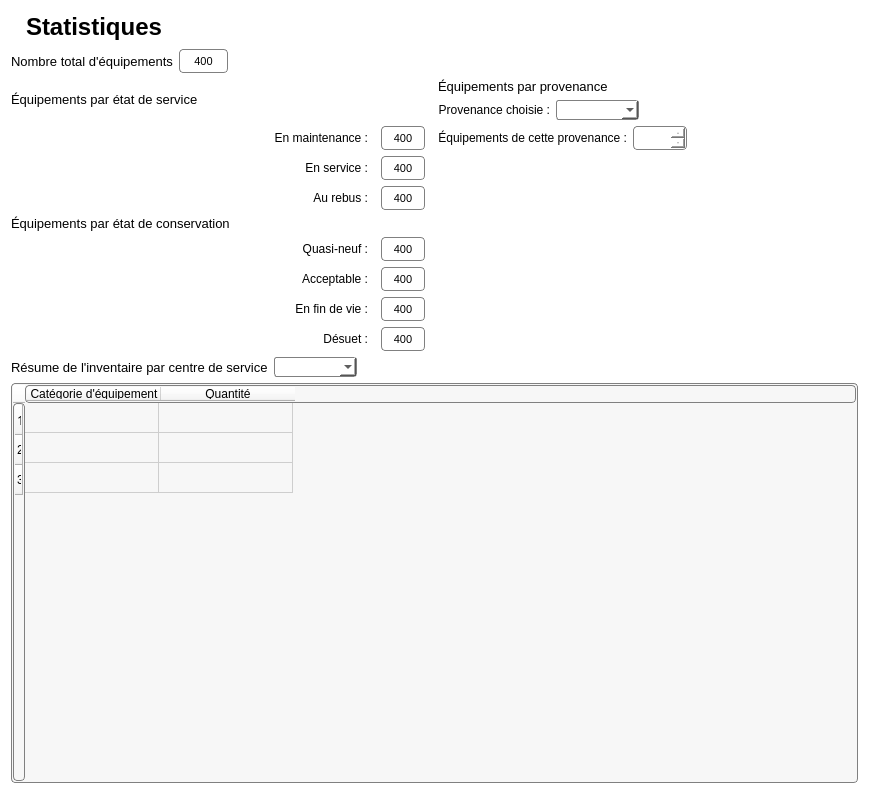
The window that Interface/FenetresEnUI/Statistique.ui (ProjetPC2/SIMM2.0-DEV) describes before a commit, drawn with Qt 5.
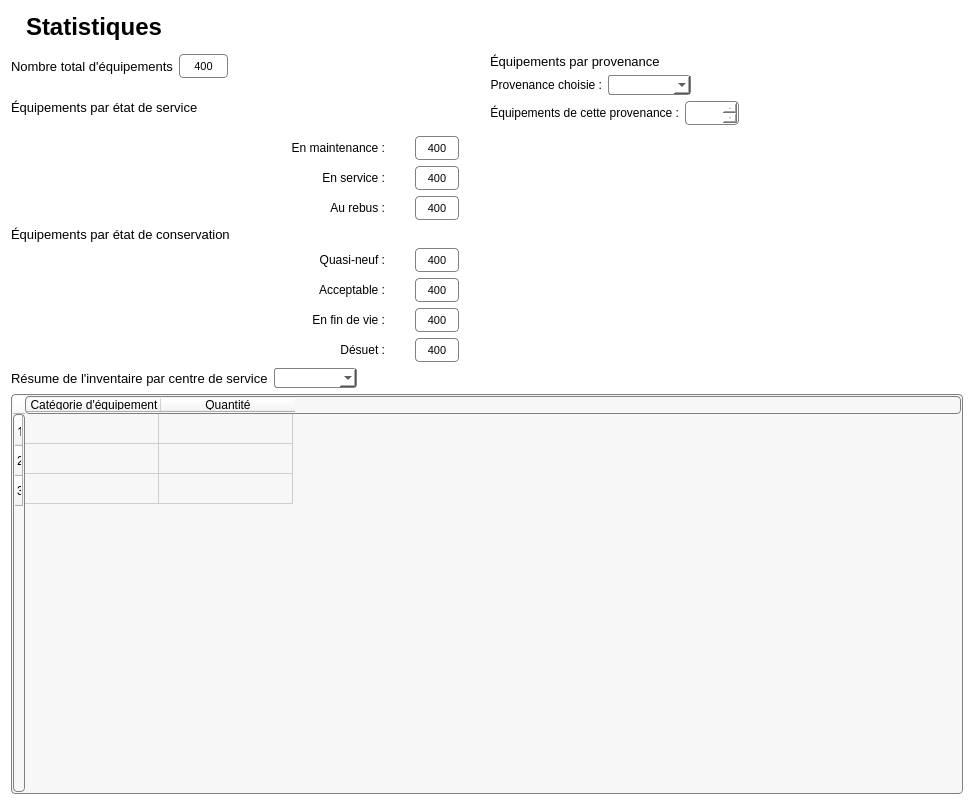
The same window after the commit. Icons and pictures are not drawn.

```diff
--- a/Interface/FenetresEnUI/Statistique.ui
+++ b/Interface/FenetresEnUI/Statistique.ui
@@ -6,8 +6,8 @@
    <rect>
     <x>0</x>
     <y>0</y>
-    <width>869</width>
-    <height>794</height>
+    <width>974</width>
+    <height>805</height>
    </rect>
   </property>
   <property name="windowTitle">
@@ -80,6 +80,22 @@
     </layout>
    </item>
    <item row="1" column="0">
+    <spacer name="verticalSpacer_2">
+     <property name="orientation">
+      <enum>Qt::Vertical</enum>
+     </property>
+     <property name="sizeType">
+      <enum>QSizePolicy::Fixed</enum>
+     </property>
+     <property name="sizeHint" stdset="0">
+      <size>
+       <width>20</width>
+       <height>5</height>
+      </size>
+     </property>
+    </spacer>
+   </item>
+   <item row="2" column="0">
     <layout class="QHBoxLayout" name="horizontalLayout_2">
      <item>
       <widget class="QLabel" name="LabelnombreTotalEquipement">
@@ -153,221 +169,6 @@
      </item>
     </layout>
    </item>
-   <item row="2" column="0">
-    <layout class="QVBoxLayout" name="verticalLayout_4">
-     <item>
-      <layout class="QHBoxLayout" name="horizontalLayout_6">
-       <item>
-        <widget class="QLabel" name="nombreEtatdeService">
-         <property name="font">
-          <font>
-           <pointsize>10</pointsize>
-          </font>
-         </property>
-         <property name="styleSheet">
-          <string notr="true">background:white;</string>
-         </property>
-         <property name="text">
-          <string>Équipements par état de service</string>
-         </property>
-        </widget>
-       </item>
-      </layout>
-     </item>
-     <item>
-      <layout class="QHBoxLayout" name="horizontalLayout_8">
-       <item>
-        <layout class="QVBoxLayout" name="verticalLayout_6">
-         <item>
-          <widget class="QLabel" name="LabelMaintenance">
-           <property name="maximumSize">
-            <size>
-             <width>350</width>
-             <height>50</height>
-            </size>
-           </property>
-           <property name="font">
-            <font>
-             <pointsize>9</pointsize>
-            </font>
-           </property>
-           <property name="styleSheet">
-            <string notr="true">background:white;</string>
-           </property>
-           <property name="text">
-            <string>En maintenance :</string>
-           </property>
-           <property name="alignment">
-            <set>Qt::AlignRight|Qt::AlignTrailing|Qt::AlignVCenter</set>
-           </property>
-          </widget>
-         </item>
-         <item>
-          <widget class="QLabel" name="LabelService">
-           <property name="maximumSize">
-            <size>
-             <width>350</width>
-             <height>50</height>
-            </size>
-           </property>
-           <property name="font">
-            <font>
-             <pointsize>9</pointsize>
-            </font>
-           </property>
-           <property name="styleSheet">
-            <string notr="true">background:white;</string>
-           </property>
-           <property name="text">
-            <string>En service :</string>
-           </property>
-           <property name="alignment">
-            <set>Qt::AlignRight|Qt::AlignTrailing|Qt::AlignVCenter</set>
-           </property>
-          </widget>
-         </item>
-         <item>
-          <widget class="QLabel" name="LabelRebus">
-           <property name="maximumSize">
-            <size>
-             <width>350</width>
-             <height>50</height>
-            </size>
-           </property>
-           <property name="font">
-            <font>
-             <pointsize>9</pointsize>
-            </font>
-           </property>
-           <property name="styleSheet">
-            <string notr="true">background:white;</string>
-           </property>
-           <property name="text">
-            <string>Au rebus :</string>
-           </property>
-           <property name="alignment">
-            <set>Qt::AlignRight|Qt::AlignTrailing|Qt::AlignVCenter</set>
-           </property>
-          </widget>
-         </item>
-        </layout>
-       </item>
-       <item>
-        <layout class="QVBoxLayout" name="verticalLayout_7">
-         <item>
-          <widget class="QTextBrowser" name="textBrowserEnMaintenance">
-           <property name="maximumSize">
-            <size>
-             <width>44</width>
-             <height>24</height>
-            </size>
-           </property>
-           <property name="styleSheet">
-            <string notr="true">QTextBrowser {
-padding: 1px;
-border-style: solid;
-border: 1px solid gray;
-border-radius: 4px;
-background:white;
-max-height:20px;
-min-width: 40px;
-max-width: 40px;
-}</string>
-           </property>
-           <property name="verticalScrollBarPolicy">
-            <enum>Qt::ScrollBarAlwaysOff</enum>
-           </property>
-           <property name="horizontalScrollBarPolicy">
-            <enum>Qt::ScrollBarAlwaysOff</enum>
-           </property>
-           <property name="html">
-            <string>&lt;!DOCTYPE HTML PUBLIC &quot;-//W3C//DTD HTML 4.0//EN&quot; &quot;http://www.w3.org/TR/REC-html40/strict.dtd&quot;&gt;
-&lt;html&gt;&lt;head&gt;&lt;meta name=&quot;qrichtext&quot; content=&quot;1&quot; /&gt;&lt;style type=&quot;text/css&quot;&gt;
-p, li { white-space: pre-wrap; }
-&lt;/style&gt;&lt;/head&gt;&lt;body style=&quot; font-family:'MS Shell Dlg 2'; font-size:8.25pt; font-weight:400; font-style:normal;&quot;&gt;
-&lt;p align=&quot;center&quot; style=&quot; margin-top:0px; margin-bottom:0px; margin-left:0px; margin-right:0px; -qt-block-indent:0; text-indent:0px;&quot;&gt;400&lt;/p&gt;
-&lt;p align=&quot;center&quot; style=&quot;-qt-paragraph-type:empty; margin-top:0px; margin-bottom:0px; margin-left:0px; margin-right:0px; -qt-block-indent:0; text-indent:0px;&quot;&gt;&lt;br /&gt;&lt;/p&gt;&lt;/body&gt;&lt;/html&gt;</string>
-           </property>
-          </widget>
-         </item>
-         <item>
-          <widget class="QTextBrowser" name="textBrowserEnService">
-           <property name="maximumSize">
-            <size>
-             <width>44</width>
-             <height>24</height>
-            </size>
-           </property>
-           <property name="styleSheet">
-            <string notr="true">QTextBrowser {
-padding: 1px;
-border-style: solid;
-border: 1px solid gray;
-border-radius: 4px;
-background:white;
-max-height:20px;
-min-width: 40px;
-max-width: 40px;
-}</string>
-           </property>
-           <property name="verticalScrollBarPolicy">
-            <enum>Qt::ScrollBarAlwaysOff</enum>
-           </property>
-           <property name="horizontalScrollBarPolicy">
-            <enum>Qt::ScrollBarAlwaysOff</enum>
-           </property>
-           <property name="html">
-            <string>&lt;!DOCTYPE HTML PUBLIC &quot;-//W3C//DTD HTML 4.0//EN&quot; &quot;http://www.w3.org/TR/REC-html40/strict.dtd&quot;&gt;
-&lt;html&gt;&lt;head&gt;&lt;meta name=&quot;qrichtext&quot; content=&quot;1&quot; /&gt;&lt;style type=&quot;text/css&quot;&gt;
-p, li { white-space: pre-wrap; }
-&lt;/style&gt;&lt;/head&gt;&lt;body style=&quot; font-family:'MS Shell Dlg 2'; font-size:8.25pt; font-weight:400; font-style:normal;&quot;&gt;
-&lt;p align=&quot;center&quot; style=&quot; margin-top:0px; margin-bottom:0px; margin-left:0px; margin-right:0px; -qt-block-indent:0; text-indent:0px;&quot;&gt;&lt;span style=&quot; font-size:8pt;&quot;&gt;400&lt;/span&gt;&lt;/p&gt;
-&lt;p align=&quot;center&quot; style=&quot;-qt-paragraph-type:empty; margin-top:0px; margin-bottom:0px; margin-left:0px; margin-right:0px; -qt-block-indent:0; text-indent:0px; font-size:8pt;&quot;&gt;&lt;br /&gt;&lt;/p&gt;&lt;/body&gt;&lt;/html&gt;</string>
-           </property>
-          </widget>
-         </item>
-         <item>
-          <widget class="QTextBrowser" name="textBrowserAuRebus">
-           <property name="maximumSize">
-            <size>
-             <width>44</width>
-             <height>24</height>
-            </size>
-           </property>
-           <property name="styleSheet">
-            <string notr="true">QTextBrowser {
-padding: 1px;
-border-style: solid;
-border: 1px solid gray;
-border-radius: 4px;
-background:white;
-max-height:20px;
-min-width: 40px;
-max-width: 40px;
-}</string>
-           </property>
-           <property name="verticalScrollBarPolicy">
-            <enum>Qt::ScrollBarAlwaysOff</enum>
-           </property>
-           <property name="horizontalScrollBarPolicy">
-            <enum>Qt::ScrollBarAlwaysOff</enum>
-           </property>
-           <property name="html">
-            <string>&lt;!DOCTYPE HTML PUBLIC &quot;-//W3C//DTD HTML 4.0//EN&quot; &quot;http://www.w3.org/TR/REC-html40/strict.dtd&quot;&gt;
-&lt;html&gt;&lt;head&gt;&lt;meta name=&quot;qrichtext&quot; content=&quot;1&quot; /&gt;&lt;style type=&quot;text/css&quot;&gt;
-p, li { white-space: pre-wrap; }
-&lt;/style&gt;&lt;/head&gt;&lt;body style=&quot; font-family:'MS Shell Dlg 2'; font-size:8.25pt; font-weight:400; font-style:normal;&quot;&gt;
-&lt;p align=&quot;center&quot; style=&quot; margin-top:0px; margin-bottom:0px; margin-left:0px; margin-right:0px; -qt-block-indent:0; text-indent:0px;&quot;&gt;&lt;span style=&quot; font-size:8pt;&quot;&gt;400&lt;/span&gt;&lt;/p&gt;
-&lt;p align=&quot;center&quot; style=&quot;-qt-paragraph-type:empty; margin-top:0px; margin-bottom:0px; margin-left:0px; margin-right:0px; -qt-block-indent:0; text-indent:0px; font-size:8pt;&quot;&gt;&lt;br /&gt;&lt;/p&gt;&lt;/body&gt;&lt;/html&gt;</string>
-           </property>
-          </widget>
-         </item>
-        </layout>
-       </item>
-      </layout>
-     </item>
-    </layout>
-   </item>
    <item row="2" column="1" rowspan="2">
     <layout class="QVBoxLayout" name="verticalLayout">
      <item>
@@ -513,6 +314,221 @@
     </layout>
    </item>
    <item row="3" column="0">
+    <layout class="QVBoxLayout" name="verticalLayout_4">
+     <item>
+      <layout class="QHBoxLayout" name="horizontalLayout_6">
+       <item>
+        <widget class="QLabel" name="nombreEtatdeService">
+         <property name="font">
+          <font>
+           <pointsize>10</pointsize>
+          </font>
+         </property>
+         <property name="styleSheet">
+          <string notr="true">background:white;</string>
+         </property>
+         <property name="text">
+          <string>Équipements par état de service</string>
+         </property>
+        </widget>
+       </item>
+      </layout>
+     </item>
+     <item>
+      <layout class="QHBoxLayout" name="horizontalLayout_8">
+       <item>
+        <layout class="QVBoxLayout" name="verticalLayout_6">
+         <item>
+          <widget class="QLabel" name="LabelMaintenance">
+           <property name="maximumSize">
+            <size>
+             <width>350</width>
+             <height>50</height>
+            </size>
+           </property>
+           <property name="font">
+            <font>
+             <pointsize>9</pointsize>
+            </font>
+           </property>
+           <property name="styleSheet">
+            <string notr="true">background:white;</string>
+           </property>
+           <property name="text">
+            <string>En maintenance :</string>
+           </property>
+           <property name="alignment">
+            <set>Qt::AlignRight|Qt::AlignTrailing|Qt::AlignVCenter</set>
+           </property>
+          </widget>
+         </item>
+         <item>
+          <widget class="QLabel" name="LabelService">
+           <property name="maximumSize">
+            <size>
+             <width>350</width>
+             <height>50</height>
+            </size>
+           </property>
+           <property name="font">
+            <font>
+             <pointsize>9</pointsize>
+            </font>
+           </property>
+           <property name="styleSheet">
+            <string notr="true">background:white;</string>
+           </property>
+           <property name="text">
+            <string>En service :</string>
+           </property>
+           <property name="alignment">
+            <set>Qt::AlignRight|Qt::AlignTrailing|Qt::AlignVCenter</set>
+           </property>
+          </widget>
+         </item>
+         <item>
+          <widget class="QLabel" name="LabelRebus">
+           <property name="maximumSize">
+            <size>
+             <width>350</width>
+             <height>50</height>
+            </size>
+           </property>
+           <property name="font">
+            <font>
+             <pointsize>9</pointsize>
+            </font>
+           </property>
+           <property name="styleSheet">
+            <string notr="true">background:white;</string>
+           </property>
+           <property name="text">
+            <string>Au rebus :</string>
+           </property>
+           <property name="alignment">
+            <set>Qt::AlignRight|Qt::AlignTrailing|Qt::AlignVCenter</set>
+           </property>
+          </widget>
+         </item>
+        </layout>
+       </item>
+       <item>
+        <layout class="QVBoxLayout" name="verticalLayout_7">
+         <item>
+          <widget class="QTextBrowser" name="textBrowserEnMaintenance">
+           <property name="maximumSize">
+            <size>
+             <width>44</width>
+             <height>24</height>
+            </size>
+           </property>
+           <property name="styleSheet">
+            <string notr="true">QTextBrowser {
+padding: 1px;
+border-style: solid;
+border: 1px solid gray;
+border-radius: 4px;
+background:white;
+max-height:20px;
+min-width: 40px;
+max-width: 40px;
+}</string>
+           </property>
+           <property name="verticalScrollBarPolicy">
+            <enum>Qt::ScrollBarAlwaysOff</enum>
+           </property>
+           <property name="horizontalScrollBarPolicy">
+            <enum>Qt::ScrollBarAlwaysOff</enum>
+           </property>
+           <property name="html">
+            <string>&lt;!DOCTYPE HTML PUBLIC &quot;-//W3C//DTD HTML 4.0//EN&quot; &quot;http://www.w3.org/TR/REC-html40/strict.dtd&quot;&gt;
+&lt;html&gt;&lt;head&gt;&lt;meta name=&quot;qrichtext&quot; content=&quot;1&quot; /&gt;&lt;style type=&quot;text/css&quot;&gt;
+p, li { white-space: pre-wrap; }
+&lt;/style&gt;&lt;/head&gt;&lt;body style=&quot; font-family:'MS Shell Dlg 2'; font-size:8.25pt; font-weight:400; font-style:normal;&quot;&gt;
+&lt;p align=&quot;center&quot; style=&quot; margin-top:0px; margin-bottom:0px; margin-left:0px; margin-right:0px; -qt-block-indent:0; text-indent:0px;&quot;&gt;400&lt;/p&gt;
+&lt;p align=&quot;center&quot; style=&quot;-qt-paragraph-type:empty; margin-top:0px; margin-bottom:0px; margin-left:0px; margin-right:0px; -qt-block-indent:0; text-indent:0px;&quot;&gt;&lt;br /&gt;&lt;/p&gt;&lt;/body&gt;&lt;/html&gt;</string>
+           </property>
+          </widget>
+         </item>
+         <item>
+          <widget class="QTextBrowser" name="textBrowserEnService">
+           <property name="maximumSize">
+            <size>
+             <width>44</width>
+             <height>24</height>
+            </size>
+           </property>
+           <property name="styleSheet">
+            <string notr="true">QTextBrowser {
+padding: 1px;
+border-style: solid;
+border: 1px solid gray;
+border-radius: 4px;
+background:white;
+max-height:20px;
+min-width: 40px;
+max-width: 40px;
+}</string>
+           </property>
+           <property name="verticalScrollBarPolicy">
+            <enum>Qt::ScrollBarAlwaysOff</enum>
+           </property>
+           <property name="horizontalScrollBarPolicy">
+            <enum>Qt::ScrollBarAlwaysOff</enum>
+           </property>
+           <property name="html">
+            <string>&lt;!DOCTYPE HTML PUBLIC &quot;-//W3C//DTD HTML 4.0//EN&quot; &quot;http://www.w3.org/TR/REC-html40/strict.dtd&quot;&gt;
+&lt;html&gt;&lt;head&gt;&lt;meta name=&quot;qrichtext&quot; content=&quot;1&quot; /&gt;&lt;style type=&quot;text/css&quot;&gt;
+p, li { white-space: pre-wrap; }
+&lt;/style&gt;&lt;/head&gt;&lt;body style=&quot; font-family:'MS Shell Dlg 2'; font-size:8.25pt; font-weight:400; font-style:normal;&quot;&gt;
+&lt;p align=&quot;center&quot; style=&quot; margin-top:0px; margin-bottom:0px; margin-left:0px; margin-right:0px; -qt-block-indent:0; text-indent:0px;&quot;&gt;&lt;span style=&quot; font-size:8pt;&quot;&gt;400&lt;/span&gt;&lt;/p&gt;
+&lt;p align=&quot;center&quot; style=&quot;-qt-paragraph-type:empty; margin-top:0px; margin-bottom:0px; margin-left:0px; margin-right:0px; -qt-block-indent:0; text-indent:0px; font-size:8pt;&quot;&gt;&lt;br /&gt;&lt;/p&gt;&lt;/body&gt;&lt;/html&gt;</string>
+           </property>
+          </widget>
+         </item>
+         <item>
+          <widget class="QTextBrowser" name="textBrowserAuRebus">
+           <property name="maximumSize">
+            <size>
+             <width>44</width>
+             <height>24</height>
+            </size>
+           </property>
+           <property name="styleSheet">
+            <string notr="true">QTextBrowser {
+padding: 1px;
+border-style: solid;
+border: 1px solid gray;
+border-radius: 4px;
+background:white;
+max-height:20px;
+min-width: 40px;
+max-width: 40px;
+}</string>
+           </property>
+           <property name="verticalScrollBarPolicy">
+            <enum>Qt::ScrollBarAlwaysOff</enum>
+           </property>
+           <property name="horizontalScrollBarPolicy">
+            <enum>Qt::ScrollBarAlwaysOff</enum>
+           </property>
+           <property name="html">
+            <string>&lt;!DOCTYPE HTML PUBLIC &quot;-//W3C//DTD HTML 4.0//EN&quot; &quot;http://www.w3.org/TR/REC-html40/strict.dtd&quot;&gt;
+&lt;html&gt;&lt;head&gt;&lt;meta name=&quot;qrichtext&quot; content=&quot;1&quot; /&gt;&lt;style type=&quot;text/css&quot;&gt;
+p, li { white-space: pre-wrap; }
+&lt;/style&gt;&lt;/head&gt;&lt;body style=&quot; font-family:'MS Shell Dlg 2'; font-size:8.25pt; font-weight:400; font-style:normal;&quot;&gt;
+&lt;p align=&quot;center&quot; style=&quot; margin-top:0px; margin-bottom:0px; margin-left:0px; margin-right:0px; -qt-block-indent:0; text-indent:0px;&quot;&gt;&lt;span style=&quot; font-size:8pt;&quot;&gt;400&lt;/span&gt;&lt;/p&gt;
+&lt;p align=&quot;center&quot; style=&quot;-qt-paragraph-type:empty; margin-top:0px; margin-bottom:0px; margin-left:0px; margin-right:0px; -qt-block-indent:0; text-indent:0px; font-size:8pt;&quot;&gt;&lt;br /&gt;&lt;/p&gt;&lt;/body&gt;&lt;/html&gt;</string>
+           </property>
+          </widget>
+         </item>
+        </layout>
+       </item>
+      </layout>
+     </item>
+    </layout>
+   </item>
+   <item row="4" column="0">
     <layout class="QVBoxLayout" name="verticalLayout_8">
      <item>
       <layout class="QHBoxLayout" name="horizontalLayout_7">
@@ -787,7 +803,7 @@
      </item>
     </layout>
    </item>
-   <item row="4" column="0" colspan="2">
+   <item row="5" column="0" colspan="2">
     <layout class="QVBoxLayout" name="verticalLayout_5">
      <item>
       <layout class="QHBoxLayout" name="horizontalLayout_10">
```
